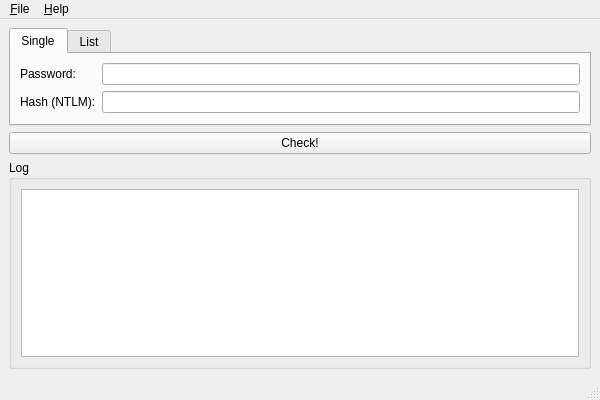
This is mainwindow.ui in BrainB0ne/haveibeenpwned-local as Qt 5 draws it before an edit. The edited form follows.
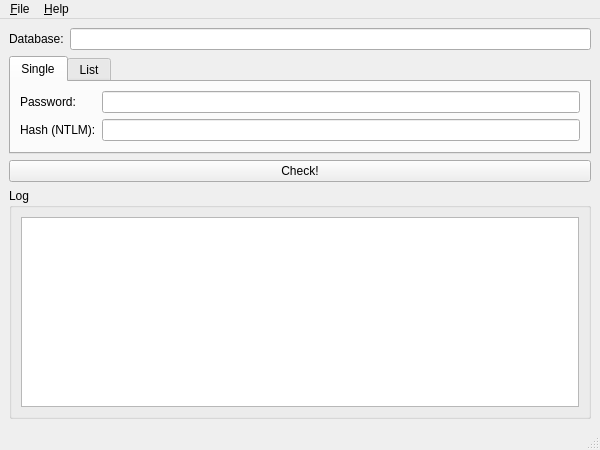
This is the edited form. Icons and pictures are not drawn.

```diff
--- a/mainwindow.ui
+++ b/mainwindow.ui
@@ -7,7 +7,7 @@
     <x>0</x>
     <y>0</y>
     <width>600</width>
-    <height>400</height>
+    <height>450</height>
    </rect>
   </property>
   <property name="windowTitle">
@@ -16,6 +16,20 @@
   <widget class="QWidget" name="centralwidget">
    <layout class="QGridLayout" name="gridLayout_3">
     <item row="0" column="0">
+     <widget class="QLabel" name="label_4">
+      <property name="text">
+       <string>Database:</string>
+      </property>
+     </widget>
+    </item>
+    <item row="0" column="1">
+     <widget class="QLineEdit" name="dbLineEdit">
+      <property name="readOnly">
+       <bool>true</bool>
+      </property>
+     </widget>
+    </item>
+    <item row="1" column="0" colspan="2">
      <widget class="QTabWidget" name="tabWidget">
       <property name="sizePolicy">
        <sizepolicy hsizetype="Expanding" vsizetype="Minimum">
@@ -96,7 +110,14 @@
       </widget>
      </widget>
     </item>
-    <item row="2" column="0">
+    <item row="2" column="0" colspan="2">
+     <widget class="QPushButton" name="checkButton">
+      <property name="text">
+       <string>Check!</string>
+      </property>
+     </widget>
+    </item>
+    <item row="3" column="0" colspan="2">
      <widget class="QGroupBox" name="groupBox">
       <property name="sizePolicy">
        <sizepolicy hsizetype="Preferred" vsizetype="Expanding">
@@ -110,6 +131,11 @@
       <layout class="QGridLayout" name="gridLayout">
        <item row="0" column="0">
         <widget class="QPlainTextEdit" name="logPlainTextEdit">
+         <property name="font">
+          <font>
+           <family>Consolas</family>
+          </font>
+         </property>
          <property name="readOnly">
           <bool>true</bool>
          </property>
@@ -118,13 +144,6 @@
       </layout>
      </widget>
     </item>
-    <item row="1" column="0">
-     <widget class="QPushButton" name="checkButton">
-      <property name="text">
-       <string>Check!</string>
-      </property>
-     </widget>
-    </item>
    </layout>
   </widget>
   <widget class="QMenuBar" name="menubar">
```
Left out of the diff: 10 changed lines with no effect on the pictures.
